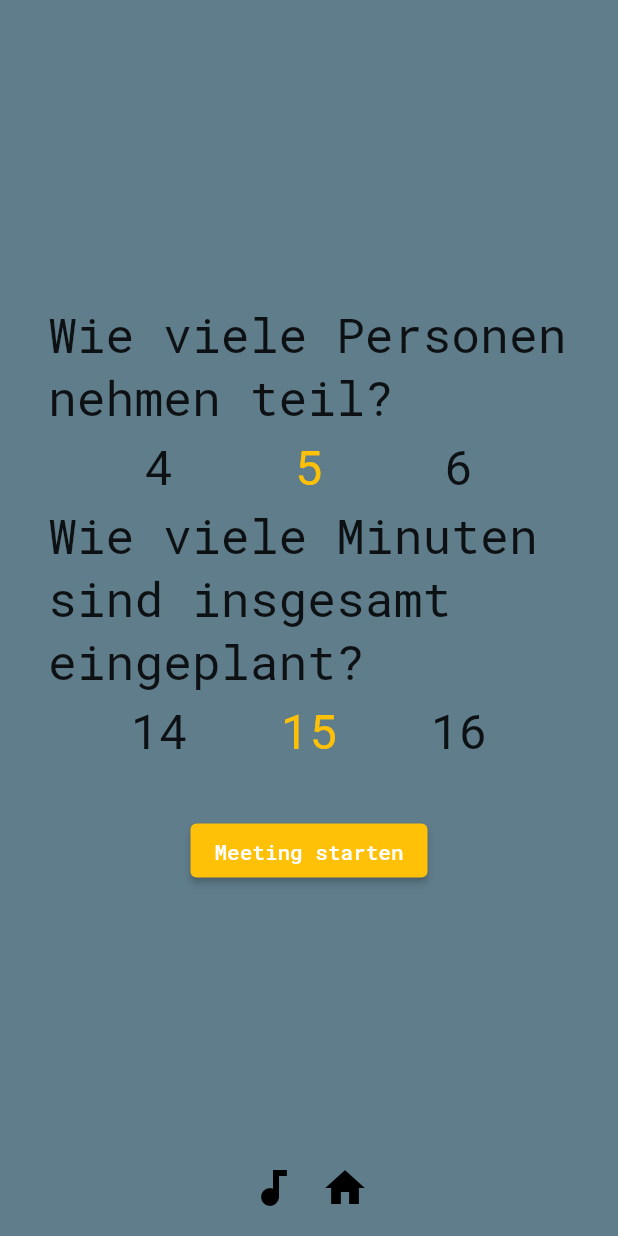
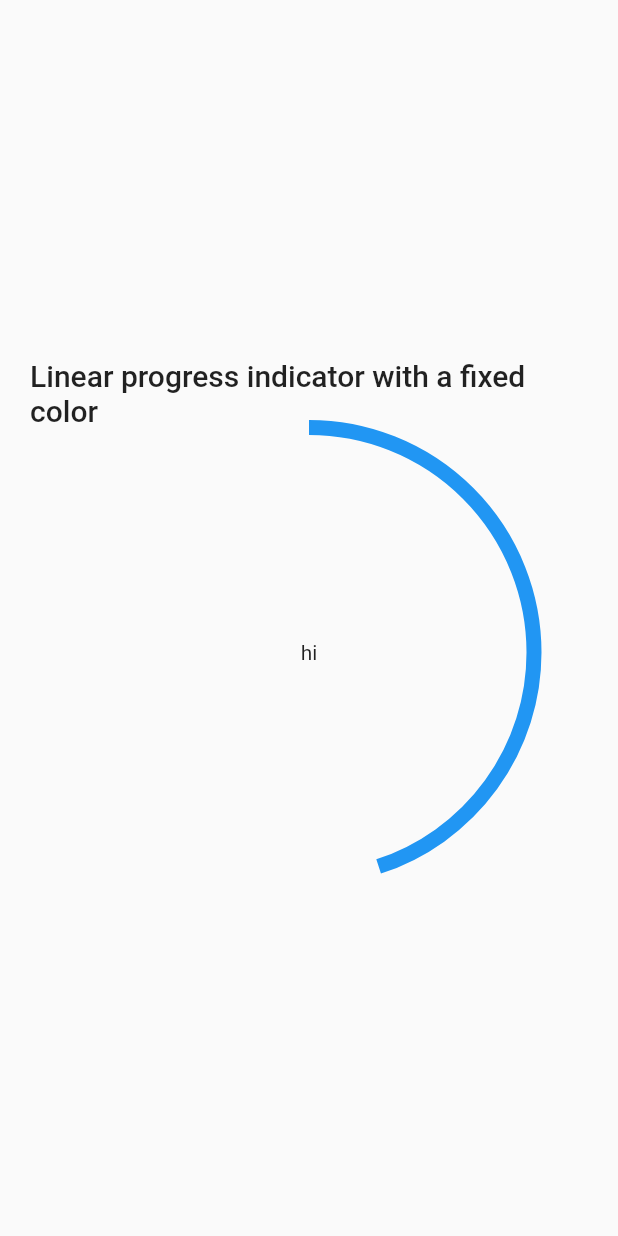
Before and after one commit to mw3155/daily_and_meme, a Flutter app: the screen it shows after launch, on a phone screen of 412 x 824 dp. Run offline on Flutter 3.47's test engine with Material 2 defaults, Android fonts, the phone set to English and light mode, and no system bars; drawn by our look-alikes of numberpicker.

Commit message:
🚧 progress circle example

```diff
--- a/lib/main.dart
+++ b/lib/main.dart
@@ -1,3 +1,115 @@
+/// Flutter code sample for CircularProgressIndicator
+
+// This example shows a [CircularProgressIndicator] with a changing value.
+
+import 'package:flutter/material.dart';
+
+void main() => runApp(const MyApp());
+
+/// This is the main application widget.
+class MyApp extends StatelessWidget {
+  const MyApp({Key? key}) : super(key: key);
+
+  static const String _title = 'Flutter Code Sample';
+
+  @override
+  Widget build(BuildContext context) {
+    return const MaterialApp(
+      title: _title,
+      home: MyStatefulWidget(),
+    );
+  }
+}
+
+/// This is the stateful widget that the main application instantiates.
+class MyStatefulWidget extends StatefulWidget {
+  const MyStatefulWidget({Key? key}) : super(key: key);
+
+  @override
+  _MyStatefulWidgetState createState() => _MyStatefulWidgetState();
+}
+
+/// This is the private State class that goes with MyStatefulWidget.
+/// AnimationControllers can be created with `vsync: this` because of TickerProviderStateMixin.
+class _MyStatefulWidgetState extends State<MyStatefulWidget>
+    with TickerProviderStateMixin {
+  late AnimationController controller;
+
+  @override
+  void initState() {
+    super.initState();
+
+    controller = AnimationController(
+      vsync: this,
+      duration: const Duration(seconds: 5),
+    )..addListener(() {
+        setState(() {});
+      });
+    //controller.repeat(reverse: true);
+    controller.forward();
+    controller.addStatusListener(
+      (status) {
+        if (status == AnimationStatus.completed) {
+          controller.reverse();
+        } else if (status == AnimationStatus.dismissed) {
+          controller.forward();
+        }
+      },
+    );
+  }
+
+  @override
+  void dispose() {
+    controller.dispose();
+    super.dispose();
+  }
+
+  @override
+  Widget build(BuildContext context) {
+    print(controller.value);
+    return Scaffold(
+      body: Padding(
+        padding: const EdgeInsets.all(20.0),
+        child: Column(
+          mainAxisAlignment: MainAxisAlignment.center,
+          crossAxisAlignment: CrossAxisAlignment.center,
+          children: <Widget>[
+            Text(
+              'Linear progress indicator with a fixed color',
+              style: Theme.of(context).textTheme.headline6,
+            ),
+            SizedBox(
+              height: 300,
+              child: Stack(
+                children: [
+                  Center(
+                    child: Container(
+                      height: 300,
+                      width: 300,
+                      child: CircularProgressIndicator(
+                        value: controller.value,
+                        strokeWidth: 10,
+                        semanticsLabel: 'Linear progress indicator',
+                      ),
+                    ),
+                  ),
+                  Center(
+                    child: Container(
+                      alignment: FractionalOffset.center,
+                      child: Text("hi"),
+                    ),
+                  ),
+                ],
+              ),
+            ),
+          ],
+        ),
+      ),
+    );
+  }
+}
+
+/*
 import 'dart:convert';
 import 'package:http/http.dart' as http;
 
@@ -50,7 +162,7 @@ class MyApp extends StatelessWidget {
       ),
       initialRoute: "/",
       routes: {
-        "/": (context) => HomePage(),
+        "/": (context) => CircularProgress(),
         "timer": (context) => TimerPage(),
         "meme": (context) => MemePage(),
         "work": (context) => WorkPage(),
@@ -250,6 +362,7 @@ class _TimerPageState extends State<TimerPage>
   @override
   void initState() {
     super.initState();
+
     _controller = AnimationController(
       vsync: this,
       duration: isExtraTime
@@ -543,3 +656,60 @@ class ZebraPage extends StatelessWidget {
     );
   }
 }
+
+/// This is the stateful widget that the main application instantiates.
+class CircularProgress extends StatefulWidget {
+  const CircularProgress({Key? key}) : super(key: key);
+
+  @override
+  _CircularProgressState createState() => _CircularProgressState();
+}
+
+/// This is the private State class that goes with CircularProgress.
+/// AnimationControllers can be created with `vsync: this` because of TickerProviderStateMixin.
+class _CircularProgressState extends State<CircularProgress>
+    with TickerProviderStateMixin {
+  late AnimationController controller;
+
+  @override
+  void initState() {
+    controller = AnimationController(
+      vsync: this,
+      duration: const Duration(seconds: 5),
+    )..addListener(() {
+        setState(() {});
+      });
+    controller.repeat(reverse: true);
+    super.initState();
+  }
+
+  @override
+  void dispose() {
+    controller.dispose();
+    super.dispose();
+  }
+
+  @override
+  Widget build(BuildContext context) {
+    return Scaffold(
+      body: Padding(
+        padding: const EdgeInsets.all(20.0),
+        child: Column(
+          mainAxisAlignment: MainAxisAlignment.spaceEvenly,
+          children: <Widget>[
+            Text(
+              'Linear progress indicator with a fixed color',
+              style: Theme.of(context).textTheme.headline6,
+            ),
+            CircularProgressIndicator(
+              value: controller.value,
+              semanticsLabel: 'Linear progress indicator',
+            ),
+          ],
+        ),
+      ),
+    );
+  }
+}
+
+*/
```
